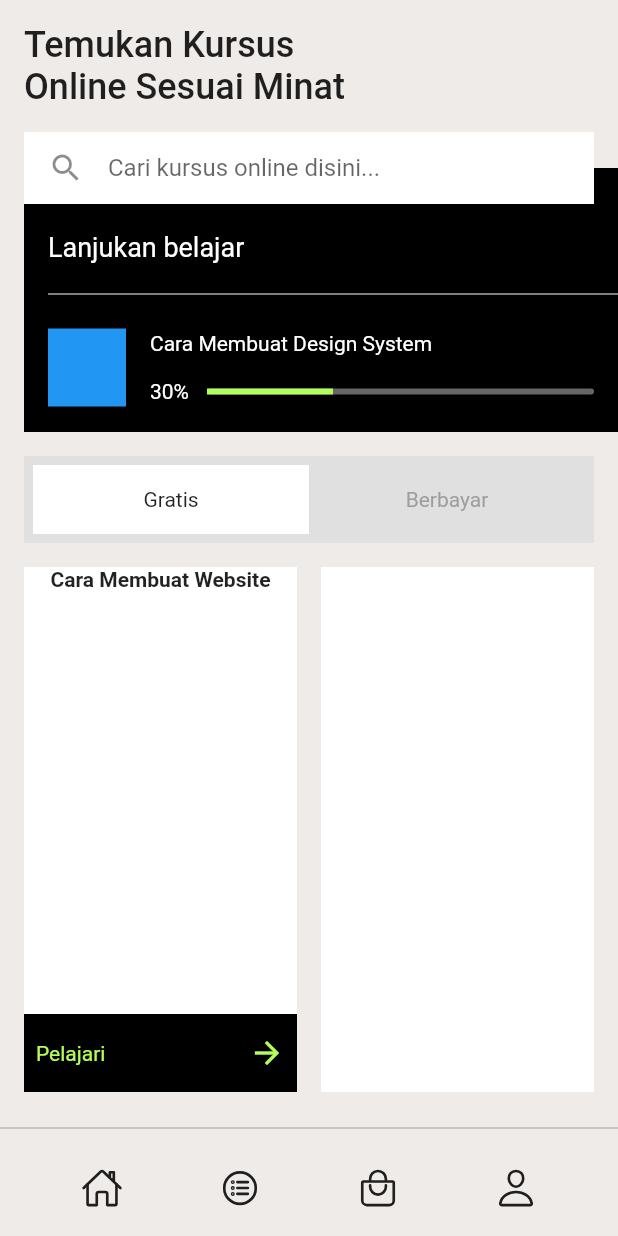
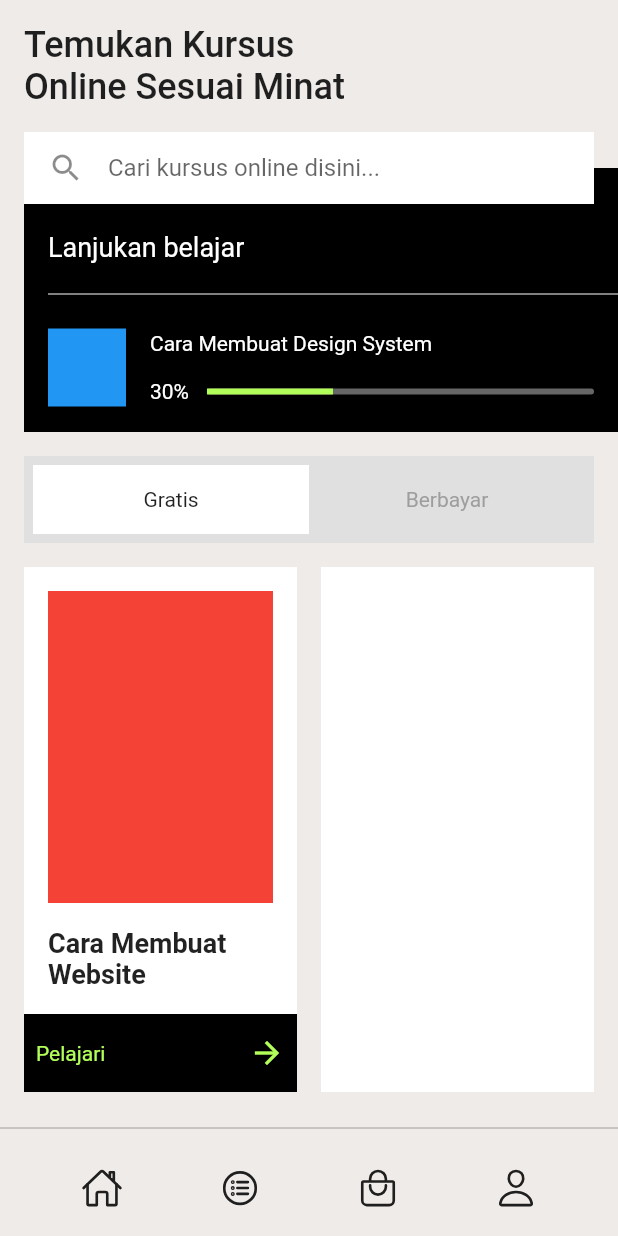
Before and after one commit to JAICHANGPARK/flutter_notebook_19th_story, a Flutter app: the screen it shows after launch, on a phone screen of 412 x 824 dp. Run offline on Flutter 3.47's test engine with Material 2 defaults, Android fonts, the phone set to English and light mode, and no system bars; our stand-ins replace bubble_tab_indicator, cached_network_image, countup, fl_chart, flutter_riverpod, freezed_annotation and 4 more.

Commit message:
Update e_course_home_page.dart

```diff
--- a/lib/ep1148_e_course_app/src/ui/e_course_home_page.dart
+++ b/lib/ep1148_e_course_app/src/ui/e_course_home_page.dart
@@ -212,19 +212,37 @@ class _ECourseHomePageState extends State<ECourseHomePage> {
                                   decoration: BoxDecoration(
                                     color: Colors.white,
                                   ),
+
                                   child: Column(
+                                    mainAxisAlignment: MainAxisAlignment.spaceEvenly,
                                     children: [
                                       Expanded(
-                                        child: Column(
-                                          children: [
-                                            Container(),
-                                            Text(
-                                              "Cara Membuat Website",
-                                              style: TextStyle(
-                                                fontWeight: FontWeight.bold,
+                                        child: Padding(
+                                          padding: EdgeInsets.all(8),
+                                          child: Column(
+                                            children: [
+                                              Expanded(
+                                                child: Padding(
+                                                  padding: const EdgeInsets.all(8.0),
+                                                  child: Container(
+                                                    decoration: BoxDecoration(
+                                                      color: Colors.red,
+                                                    ),
+                                                  ),
+                                                ),
                                               ),
-                                            )
-                                          ],
+                                              Padding(
+                                                padding: const EdgeInsets.all(8.0),
+                                                child: Text(
+                                                  "Cara Membuat Website",
+                                                  style: TextStyle(
+                                                    fontWeight: FontWeight.bold,
+                                                    fontSize: 18,
+                                                  ),
+                                                ),
+                                              )
+                                            ],
+                                          ),
                                         ),
                                       ),
                                       Container(
```
